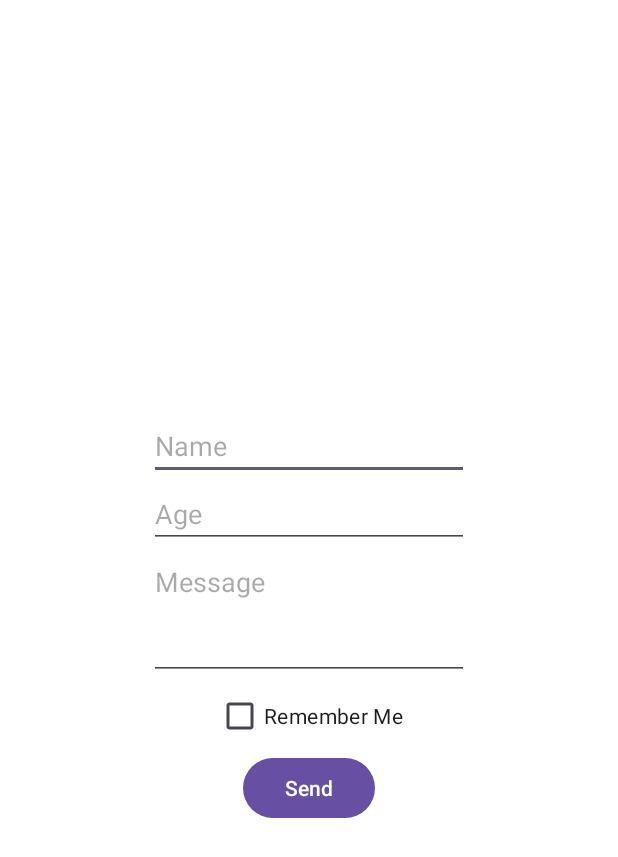
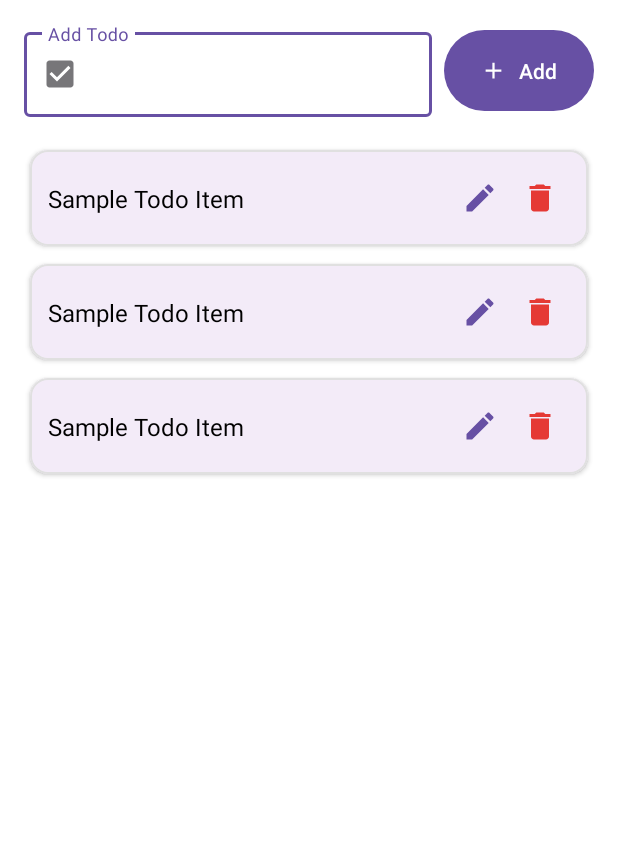
Before and after one commit to SANDRICKSON/alison-kotlin-demo, an Android app: the layout activity_main.xml on its own in the app's theme, with its tools: preview values and no code run, on a phone screen of 412 x 824 dp. Shown: the top 857 px of the screen. Run offline under Robolectric (Android 15) with nearby library versions, the phone set to English and light mode, and no system bars.

Commit message:
todo app

```diff
--- /dev/null
+++ b/app/src/main/res/drawable/ic_add.xml
@@ -0,0 +1,11 @@
+<?xml version="1.0" encoding="utf-8"?>
+<vector xmlns:android="http://schemas.android.com/apk/res/android"
+    android:width="24dp"
+    android:height="24dp"
+    android:viewportWidth="24"
+    android:viewportHeight="24"
+    android:tint="?attr/colorOnPrimary">
+    <path
+        android:fillColor="@android:color/white"
+        android:pathData="M19,13h-6v6h-2v-6H5v-2h6V5h2v6h6v2z"/>
+</vector>
--- /dev/null
+++ b/app/src/main/res/drawable/ic_delete.xml
@@ -0,0 +1,11 @@
+<?xml version="1.0" encoding="utf-8"?>
+<vector xmlns:android="http://schemas.android.com/apk/res/android"
+    android:width="24dp"
+    android:height="24dp"
+    android:viewportWidth="24"
+    android:viewportHeight="24"
+    android:tint="#E53935">
+    <path
+        android:fillColor="@android:color/white"
+        android:pathData="M6,19c0,1.1 0.9,2 2,2h8c1.1,0 2,-0.9 2,-2V7H6v12zM19,4h-3.5l-1,-1h-5l-1,1H5v2h14V4z"/>
+</vector>
--- /dev/null
+++ b/app/src/main/res/drawable/ic_edit.xml
@@ -0,0 +1,11 @@
+<?xml version="1.0" encoding="utf-8"?>
+<vector xmlns:android="http://schemas.android.com/apk/res/android"
+    android:width="24dp"
+    android:height="24dp"
+    android:viewportWidth="24"
+    android:viewportHeight="24"
+    android:tint="?attr/colorPrimary">
+    <path
+        android:fillColor="@android:color/white"
+        android:pathData="M3,17.25V21h3.75L17.81,9.94l-3.75,-3.75L3,17.25zM20.71,7.04c0.39,-0.39 0.39,-1.02 0,-1.41l-2.34,-2.34c-0.39,-0.39 -1.02,-0.39 -1.41,0l-1.83,1.83 3.75,3.75 1.83,-1.83z"/>
+</vector>
--- /dev/null
+++ b/app/src/main/res/drawable/ic_task.xml
@@ -0,0 +1,11 @@
+<?xml version="1.0" encoding="utf-8"?>
+<vector xmlns:android="http://schemas.android.com/apk/res/android"
+    android:width="24dp"
+    android:height="24dp"
+    android:viewportWidth="24"
+    android:viewportHeight="24"
+    android:tint="?attr/colorPrimary">
+    <path
+        android:fillColor="@android:color/white"
+        android:pathData="M19,3H5C3.9,3 3,3.9 3,5v14c0,1.1 0.9,2 2,2h14c1.1,0 2,-0.9 2,-2V5C21,3.9 20.1,3 19,3zM10,17l-5,-5 1.41,-1.41L10,14.17l7.59,-7.59L19,8L10,17z"/>
+</vector>
--- a/app/src/main/res/layout/activity_main.xml
+++ b/app/src/main/res/layout/activity_main.xml
@@ -5,65 +5,52 @@
     xmlns:tools="http://schemas.android.com/tools"
     android:layout_width="match_parent"
     android:layout_height="match_parent"
+    android:fitsSystemWindows="true"
+    android:padding="16dp"
     android:background="@color/white">
 
-    <EditText
-        android:id="@+id/editTextName"
+    <com.google.android.material.textfield.TextInputLayout
+        android:id="@+id/inputLayout"
+        style="@style/Widget.MaterialComponents.TextInputLayout.OutlinedBox"
+        android:layout_width="0dp"
+        android:layout_height="wrap_content"
+        android:layout_marginEnd="8dp"
+        android:hint="@string/add_todo"
+        app:startIconDrawable="@drawable/ic_task"
+        app:layout_constraintEnd_toStartOf="@id/button"
+        app:layout_constraintStart_toStartOf="parent"
+        app:layout_constraintTop_toTopOf="parent">
+
+        <com.google.android.material.textfield.TextInputEditText
+            android:id="@+id/editTextText"
+            android:layout_width="match_parent"
+            android:layout_height="wrap_content"
+            android:autofillHints=""
+            android:inputType="text" />
+
+    </com.google.android.material.textfield.TextInputLayout>
+
+    <com.google.android.material.button.MaterialButton
+        android:id="@+id/button"
         android:layout_width="wrap_content"
-        android:layout_height="wrap_content"
-        android:ems="10"
-        android:hint="@string/name"
-        android:inputType="text"
-        app:layout_constraintTop_toTopOf="parent"
-        app:layout_constraintBottom_toTopOf="@id/editTextAge"
+        android:layout_height="0dp"
+        android:text="@string/add"
+        app:icon="@drawable/ic_add"
+        app:iconGravity="textStart"
+        app:layout_constraintBottom_toBottomOf="@id/inputLayout"
+        app:layout_constraintEnd_toEndOf="parent"
+        app:layout_constraintTop_toTopOf="@id/inputLayout" />
+
+    <androidx.recyclerview.widget.RecyclerView
+        android:id="@+id/recyclerView"
+        android:layout_width="0dp"
+        android:layout_height="0dp"
+        android:layout_marginTop="16dp"
+        app:layoutManager="androidx.recyclerview.widget.LinearLayoutManager"
+        app:layout_constraintBottom_toBottomOf="parent"
+        app:layout_constraintEnd_toEndOf="parent"
         app:layout_constraintStart_toStartOf="parent"
-        app:layout_constraintEnd_toEndOf="parent"
-        app:layout_constraintVertical_chainStyle="packed"/>
-
-    <EditText
-        android:id="@+id/editTextAge"
-        android:layout_width="wrap_content"
-        android:layout_height="wrap_content"
-        android:ems="10"
-        android:hint="@string/age"
-        android:inputType="number"
-        app:layout_constraintTop_toBottomOf="@id/editTextName"
-        app:layout_constraintBottom_toTopOf="@id/editTextMessage"
-        app:layout_constraintStart_toStartOf="parent"
-        app:layout_constraintEnd_toEndOf="parent"/>
-
-    <EditText
-        android:id="@+id/editTextMessage"
-        android:layout_width="wrap_content"
-        android:layout_height="wrap_content"
-        android:ems="10"
-        android:minLines="3"
-        android:gravity="start|top"
-        android:hint="@string/message"
-        android:inputType="textMultiLine"
-        app:layout_constraintTop_toBottomOf="@id/editTextAge"
-        app:layout_constraintBottom_toTopOf="@id/checkBox3"
-        app:layout_constraintStart_toStartOf="@id/editTextAge"
-        app:layout_constraintEnd_toEndOf="@id/editTextAge"/>
-
-    <CheckBox
-        android:id="@+id/checkBox3"
-        android:layout_width="wrap_content"
-        android:layout_height="wrap_content"
-        android:text="@string/remember_me"
-        app:layout_constraintTop_toBottomOf="@id/editTextMessage"
-        app:layout_constraintStart_toStartOf="parent"
-        app:layout_constraintEnd_toEndOf="parent"
-        app:layout_constraintBottom_toTopOf="@id/sendButton"/>
-
-    <Button
-        android:id="@+id/sendButton"
-        android:layout_width="wrap_content"
-        android:layout_height="wrap_content"
-        android:text="@string/send"
-        app:layout_constraintTop_toBottomOf="@id/checkBox3"
-        app:layout_constraintStart_toStartOf="parent"
-        app:layout_constraintEnd_toEndOf="parent"
-        app:layout_constraintBottom_toBottomOf="parent"/>
+        app:layout_constraintTop_toBottomOf="@id/inputLayout"
+        tools:listitem="@layout/item_todo" />
 
 </androidx.constraintlayout.widget.ConstraintLayout>
--- /dev/null
+++ b/app/src/main/res/layout/item_todo.xml
@@ -0,0 +1,57 @@
+<?xml version="1.0" encoding="utf-8"?>
+<com.google.android.material.card.MaterialCardView
+    xmlns:android="http://schemas.android.com/apk/res/android"
+    xmlns:app="http://schemas.android.com/apk/res-auto"
+    xmlns:tools="http://schemas.android.com/tools"
+    android:layout_width="match_parent"
+    android:layout_height="wrap_content"
+    android:layout_marginHorizontal="4dp"
+    android:layout_marginVertical="6dp"
+    app:cardCornerRadius="12dp"
+    app:cardElevation="2dp"
+    app:strokeWidth="1dp"
+    app:strokeColor="#E0E0E0">
+
+    <androidx.constraintlayout.widget.ConstraintLayout
+        android:layout_width="match_parent"
+        android:layout_height="wrap_content"
+        android:padding="12dp">
+
+        <TextView
+            android:id="@+id/textViewTask"
+            android:layout_width="0dp"
+            android:layout_height="wrap_content"
+            android:layout_marginEnd="8dp"
+            android:textColor="@color/black"
+            android:textSize="16sp"
+            app:layout_constraintBottom_toBottomOf="parent"
+            app:layout_constraintEnd_toStartOf="@id/buttonEdit"
+            app:layout_constraintStart_toStartOf="parent"
+            app:layout_constraintTop_toTopOf="parent"
+            tools:text="Sample Todo Item" />
+
+        <ImageButton
+            android:id="@+id/buttonEdit"
+            android:layout_width="40dp"
+            android:layout_height="40dp"
+            android:background="?attr/selectableItemBackgroundBorderless"
+            android:contentDescription="@string/edit_todo"
+            android:src="@drawable/ic_edit"
+            app:layout_constraintBottom_toBottomOf="parent"
+            app:layout_constraintEnd_toStartOf="@id/buttonDelete"
+            app:layout_constraintTop_toTopOf="parent" />
+
+        <ImageButton
+            android:id="@+id/buttonDelete"
+            android:layout_width="40dp"
+            android:layout_height="40dp"
+            android:background="?attr/selectableItemBackgroundBorderless"
+            android:contentDescription="@string/delete_todo"
+            android:src="@drawable/ic_delete"
+            app:layout_constraintBottom_toBottomOf="parent"
+            app:layout_constraintEnd_toEndOf="parent"
+            app:layout_constraintTop_toTopOf="parent" />
+
+    </androidx.constraintlayout.widget.ConstraintLayout>
+
+</com.google.android.material.card.MaterialCardView>
--- a/app/src/main/res/values/strings.xml
+++ b/app/src/main/res/values/strings.xml
@@ -1,5 +1,14 @@
 <resources>
     <string name="app_name">Alison XML Demo</string>
+    <string name="add_todo">Add Todo</string>
+    <string name="add">Add</string>
+    <string name="update">Update</string>
+    <string name="edit_todo">Edit Todo</string>
+    <string name="delete_todo">Delete Todo</string>
+    <string name="delete_confirm">Are you sure you want to delete this task?</string>
+    <string name="yes">Yes</string>
+    <string name="no">No</string>
+    <string name="cancel">Cancel</string>
     <string name="name">Name</string>
     <string name="age">Age</string>
     <string name="message">Message</string>
```
Also changed, not shown: app/src/main/java/com/example/alisonxmldemo/MainActivity.kt (+85 -43 lines), app/src/main/java/com/example/alisonxmldemo/TodoAdapter.kt (added, +48 -0 lines), 1 other file.
